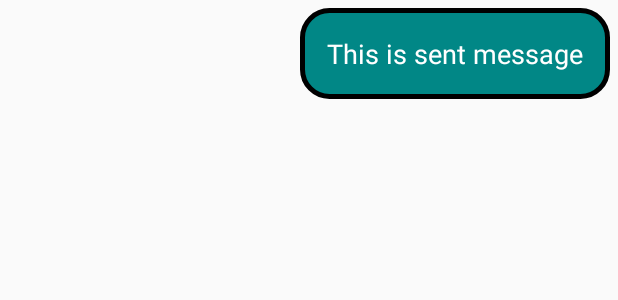
After one commit to aummishra/ChatApp-Firebase, an Android app: the layout sent.xml on its own in the app's theme, with its tools: preview values and no code run, on a phone screen of 412 x 824 dp. The commit adds this screen. Shown: the top 300 px of the screen. Run offline under Robolectric (Android 15) with nearby library versions, the phone set to English and light mode, and no system bars.

Commit message:
Final commit

```diff
--- a/app/build.gradle
+++ b/app/build.gradle
@@ -39,6 +39,8 @@ dependencies {
     implementation 'androidx.constraintlayout:constraintlayout:2.1.4'
     implementation 'androidx.recyclerview:recyclerview:1.2.1'
     implementation 'com.google.firebase:firebase-database-ktx:20.0.5'
+    implementation 'androidx.appcompat:appcompat:1.4.2'
+    implementation 'com.google.android.material:material:1.6.1'
     testImplementation 'junit:junit:4.+'
     implementation platform('com.google.firebase:firebase-bom:30.3.0')
     androidTestImplementation 'com.android.support.test:runner:1.0.2'
--- a/app/src/main/java/com/example/chatappgfg/LogIn.kt
+++ b/app/src/main/java/com/example/chatappgfg/LogIn.kt
@@ -47,6 +47,7 @@ class LogIn : AppCompatActivity() {
                     // Sign in success, update UI with the signed-in user's information
                     //code for logging in user
                     val intent = Intent(this@LogIn,MainActivity::class.java)
+                    finish()
                     startActivity(intent)
                 } else {
                     // If sign in fails, display a message to the user.
--- /dev/null
+++ b/app/src/main/res/drawable/message_box_background.xml
@@ -0,0 +1,5 @@
+<?xml version="1.0" encoding="utf-8"?>
+<shape xmlns:android="http://schemas.android.com/apk/res/android">
+    <corners android:radius="30dp"/>
+    <stroke android:color="@color/teal_200" android:width="5dp"/>
+</shape>
--- /dev/null
+++ b/app/src/main/res/drawable/sample_button.xml
@@ -0,0 +1,10 @@
+<?xml version="1.0" encoding="utf-8"?>
+<shape xmlns:android="http://schemas.android.com/apk/res/android"
+    android:padding="16dp"
+    android:shape="rectangle">
+    <stroke
+        android:width="3dp"
+        android:color="@color/black" />
+    <solid android:color="@color/teal_700"/>
+    <corners android:radius="18dp" />
+</shape>
--- /dev/null
+++ b/app/src/main/res/layout/sent.xml
@@ -0,0 +1,25 @@
+<?xml version="1.0" encoding="utf-8"?>
+<RelativeLayout xmlns:android="http://schemas.android.com/apk/res/android"
+    android:layout_width="match_parent"
+    android:layout_height="wrap_content">
+
+    <RelativeLayout
+        android:layout_width="wrap_content"
+        android:background="@drawable/sample_button"
+        android:layout_alignParentRight="true"
+        android:layout_marginRight="5dp"
+        android:layout_marginTop="5dp"
+        android:layout_height="wrap_content">
+
+        <TextView
+            android:layout_width="wrap_content"
+            android:layout_height="wrap_content"
+            android:text="@string/this_is_sent_message"
+            android:textSize="18sp"
+            android:id="@+id/txt_sent_message"
+            android:textColor="@color/white"
+            android:padding="18dp" />
+
+    </RelativeLayout>
+
+</RelativeLayout>
--- /dev/null
+++ b/app/src/main/res/menu/menu.xml
@@ -0,0 +1,4 @@
+<?xml version="1.0" encoding="utf-8"?>
+<menu xmlns:android="http://schemas.android.com/apk/res/android">
+        <item android:id="@+id/logout" android:title="@string/log_out"/>
+</menu>
--- a/app/src/main/res/values/strings.xml
+++ b/app/src/main/res/values/strings.xml
@@ -7,4 +7,8 @@
     <string name="sign_up">Sign Up</string>
     <string name="enter_your_name">Enter your Name</string>
     <string name="hello_darkness">Hello Darkness</string>
+    <string name="log_out">Log Out</string>
+    <string name="type_a_message">Type a message</string>
+    <string name="this_is_sent_message">This is sent message</string>
+    <string name="this_is_received_message">this is received message</string>
 </resources>
```
Also changed, not shown: app/src/main/AndroidManifest.xml (+4 -3 lines), app/src/main/java/com/example/chatappgfg/ChatActivity.kt (added, +138 -0 lines), app/src/main/java/com/example/chatappgfg/MainActivity.kt (+80 -5 lines), app/src/main/java/com/example/chatappgfg/Message.kt (added, +14 -0 lines), app/src/main/java/com/example/chatappgfg/MessageAdapter.kt (added, +75 -0 lines), app/src/main/java/com/example/chatappgfg/SignUp.kt (+10 -1 lines), app/src/main/java/com/example/chatappgfg/UserAdapter.kt (+19 -0 lines), app/src/main/res/layout/activity_chat.xml (added, +51 -0 lines), app/src/main/res/layout/receive.xml (added, +23 -0 lines), app/src/main/res/drawable/send.png (added).
